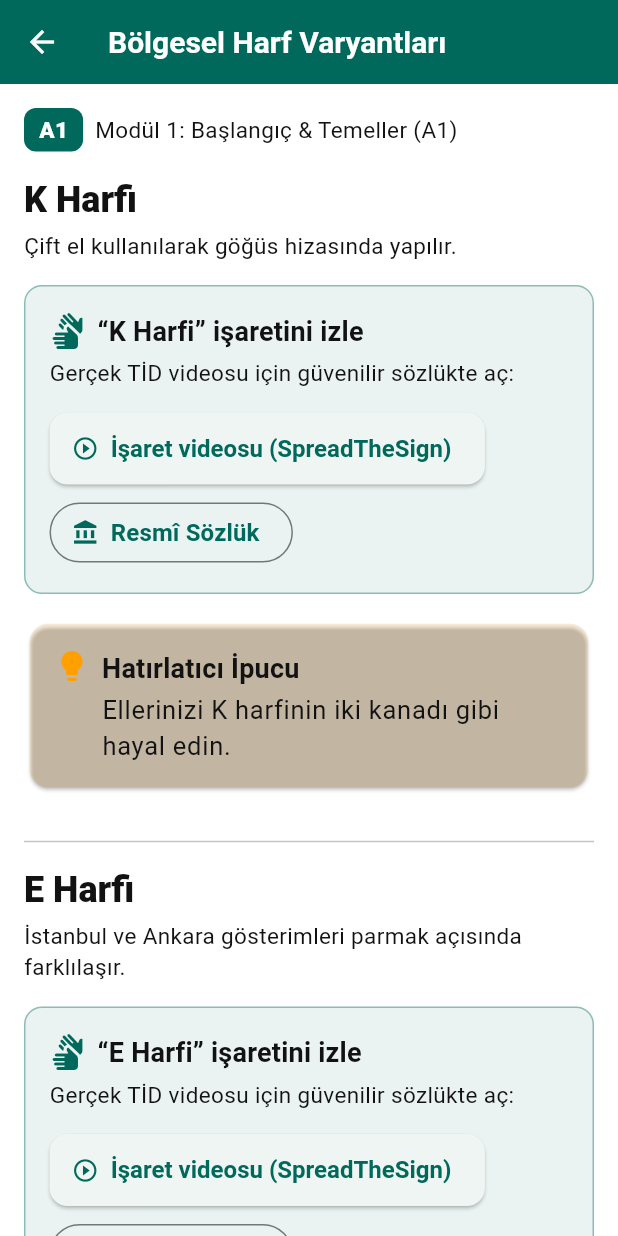
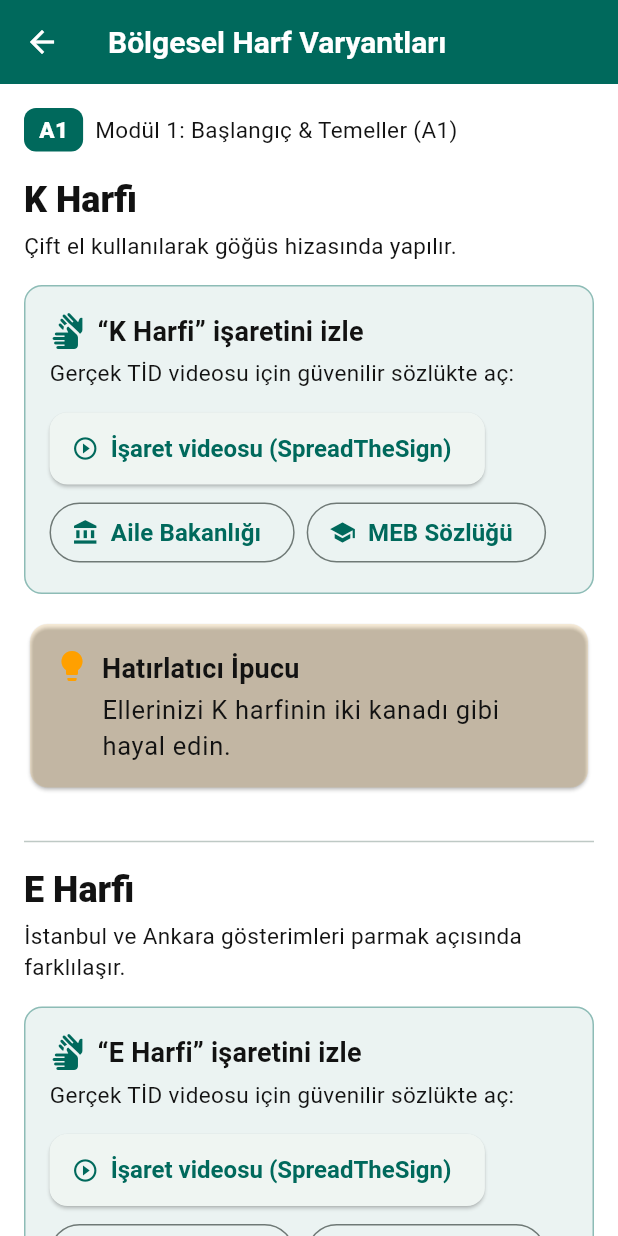
Before and after one commit to turabyagmurlu/tid_app, a Flutter app: the screen it shows after launch, after a tap on "A1", on a phone screen of 412 x 824 dp. Run offline on Flutter 3.47's test engine with Material 3 defaults, Android fonts, the phone set to English and light mode, and no system bars; our stand-ins replace camera, cloud_firestore, equatable, firebase_core, flutter_bloc, video_player; accounts and stored records are empty.

Commit message:
MEB sozluk butonu eklendi (3 kaynak: SpreadTheSign + Aile Bakanligi + MEB)

```diff
--- a/lib/presentation/widgets/dictionary_links.dart
+++ b/lib/presentation/widgets/dictionary_links.dart
@@ -9,7 +9,8 @@ import '../../core/constants/app_dimensions.dart';
 /// Not: Telif nedeniyle videolar uygulamaya gömülmez; kullanıcı doğrudan
 /// kaynağa yönlendirilir. Web'de yeni sekmede açılır.
 ///  - SpreadTheSign: kelimeye birebir gider (Avrupa İşaret Dili Merkezi, TİD dahil).
-///  - Resmî Sözlük: T.C. Aile ve Sosyal Hizmetler Bakanlığı Güncel TİD Sözlüğü.
+///  - Aile Bakanlığı: T.C. Aile ve Sosyal Hizmetler Bakanlığı Güncel TİD Sözlüğü.
+///  - MEB: Millî Eğitim Bakanlığı TİD Portalı.
 class DictionaryLinks extends StatelessWidget {
   final String word;
   const DictionaryLinks({super.key, required this.word});
@@ -17,7 +18,9 @@ class DictionaryLinks extends StatelessWidget {
   String get _spreadTheSignUrl =>
       'https://www.spreadthesign.com/tr.tr/search/?q=${Uri.encodeQueryComponent(word)}';
 
-  String get _resmiSozlukUrl => 'https://tidsozluk.aile.gov.tr/';
+  String get _aileSozlukUrl => 'https://tidsozluk.aile.gov.tr/';
+
+  String get _mebSozlukUrl => 'https://tid.meb.gov.tr/';
 
   Future<void> _open(BuildContext context, String url) async {
     final uri = Uri.parse(url);
@@ -70,9 +73,14 @@ class DictionaryLinks extends StatelessWidget {
                 label: const Text('İşaret videosu (SpreadTheSign)'),
               ),
               OutlinedButton.icon(
-                onPressed: () => _open(context, _resmiSozlukUrl),
+                onPressed: () => _open(context, _aileSozlukUrl),
                 icon: const Icon(Icons.account_balance, size: 18),
-                label: const Text('Resmî Sözlük'),
+                label: const Text('Aile Bakanlığı'),
+              ),
+              OutlinedButton.icon(
+                onPressed: () => _open(context, _mebSozlukUrl),
+                icon: const Icon(Icons.school, size: 18),
+                label: const Text('MEB Sözlüğü'),
               ),
             ],
           ),
```
